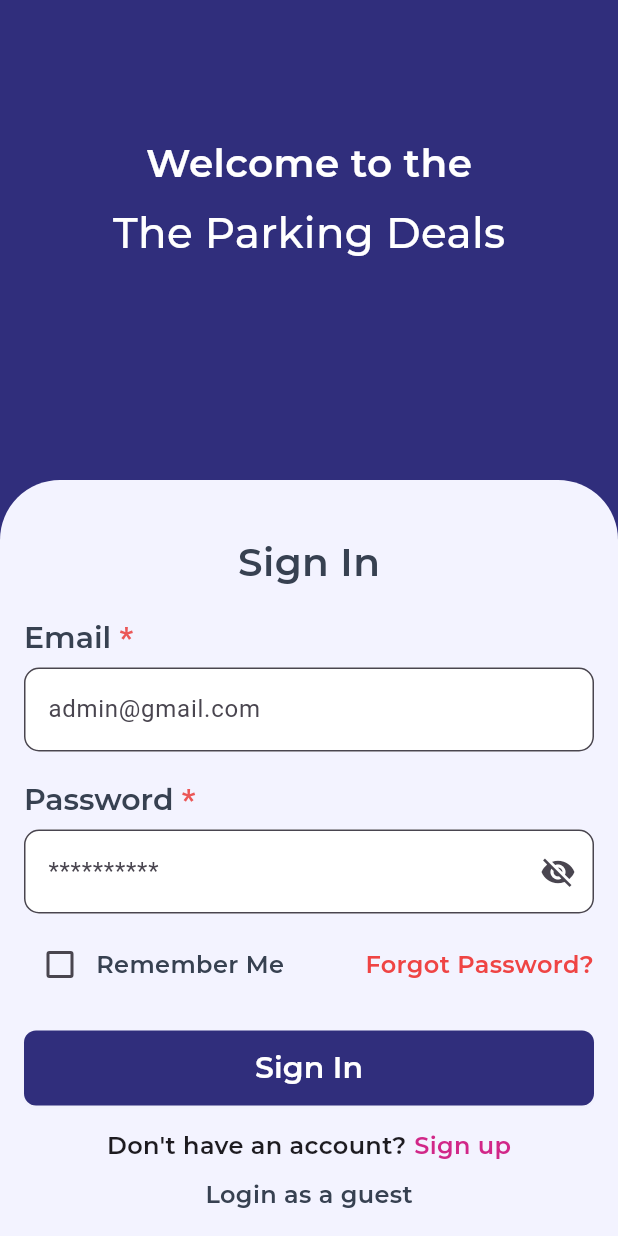
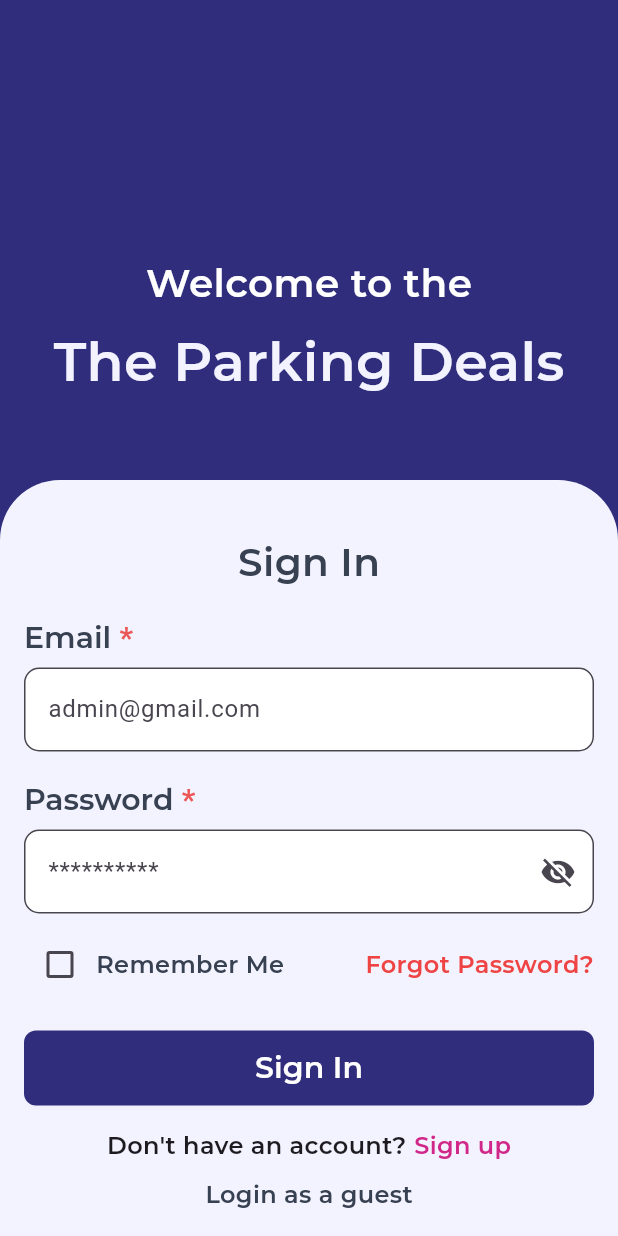
Before and after one commit to subekka20/theparkingdeals_app, a Flutter app: the screen it shows after launch, after a tap on "Get Started", on a phone screen of 412 x 824 dp. Run offline on Flutter 3.47's test engine with Material 3 defaults, Android fonts, the phone set to English and light mode, and no system bars; our stand-ins replace flutter_svg, google_fonts.

Commit message:
balance screens added

```diff
--- a/lib/modules/auth/signin/signin.dart
+++ b/lib/modules/auth/signin/signin.dart
@@ -25,7 +25,7 @@ class _SignInScreenState extends State<SignInScreen> {
               child: Column(
                 children: [
                   Container(
-                    padding: const EdgeInsets.only(top: 90),
+                    padding: const EdgeInsets.only(top: 170),
                     child: Center(
                       child: Column(
                         mainAxisSize: MainAxisSize.min,
@@ -39,15 +39,15 @@ class _SignInScreenState extends State<SignInScreen> {
                           Text(
                             "The Parking Deals",
                             style: textTheme.headlineLarge?.copyWith(
-                                color: textHeading,
-                                fontWeight: FontWeight.w500,
-                                fontSize: 28),
+                                color: surfaceDisabled, fontSize: 36),
                           ),
                         ],
                       ),
                     ),
                   ),
-                  const SizedBox(height: 30),
+                  // const SizedBox(height: 30),
+                const SizedBox(height: 100),
+
                 ],
               ),
             ),
@@ -74,7 +74,8 @@ class _SignInScreenState extends State<SignInScreen> {
                 RichText(
                   text: TextSpan(
                     text: 'Email ',
-                          style: textTheme.headlineSmall?.copyWith(color: surfaceDarker),
+                    style:
+                        textTheme.headlineSmall?.copyWith(color: surfaceDarker),
                     children: const [
                       TextSpan(
                         text: '*',
@@ -98,7 +99,8 @@ class _SignInScreenState extends State<SignInScreen> {
                 RichText(
                   text: TextSpan(
                     text: 'Password ',
-                          style: textTheme.headlineSmall?.copyWith(color: surfaceDarker),
+                    style:
+                        textTheme.headlineSmall?.copyWith(color: surfaceDarker),
                     children: const [
                       TextSpan(
                         text: '*',
--- a/lib/modules/auth/signup/signup.dart
+++ b/lib/modules/auth/signup/signup.dart
@@ -27,7 +27,7 @@ class _SignUpScreenState extends State<SignUpScreen> {
             child: Column(
               children: [
                 Container(
-                  padding: const EdgeInsets.only(top: 100),
+                  padding: const EdgeInsets.only(top: 170),
                   child: Center(
                     child: Column(
                       mainAxisSize: MainAxisSize.min,
@@ -45,11 +45,11 @@ class _SignUpScreenState extends State<SignUpScreen> {
                               fontWeight: FontWeight.w500,
                               fontSize: 28),
                         ),
+                const SizedBox(height: 100),
                       ],
                     ),
                   ),
                 ),
-                const SizedBox(height: 112),
                 Container(
                   padding: const EdgeInsets.all(16.0),
                   decoration: const BoxDecoration(
--- a/lib/modules/more_screen/widgets/list_title.dart
+++ b/lib/modules/more_screen/widgets/list_title.dart
@@ -5,7 +5,7 @@ import 'package:theparkingdeals/core/theme_data/text_theme.dart';
 
 class ListTiles extends StatefulWidget {
   final bool? divider;
-  final String ? iconPath;
+  final String? iconPath;
   final String name;
   final VoidCallback onTap;
 
@@ -41,7 +41,7 @@ class _ListTilesState extends State<ListTiles> {
             children: [
               Row(
                 children: [
-                   // Check if iconPath is provided, if null display an empty container
+                  // Check if iconPath is provided, if null display an empty container
                   if (widget.iconPath != null)
                     SvgPicture.asset(
                       widget.iconPath!,
@@ -49,7 +49,7 @@ class _ListTilesState extends State<ListTiles> {
                       height: 24,
                     )
                   else
-                  const SizedBox(width: 16),
+                    const SizedBox(width: 20),
                   // Text style for the label
                   Text(
                     widget.name,
--- a/lib/modules/splash_screen/splash_screen.dart
+++ b/lib/modules/splash_screen/splash_screen.dart
@@ -11,43 +11,41 @@ class SplashScreen extends StatelessWidget {
   Widget build(BuildContext context) {
     return Scaffold(
       backgroundColor: background,
-      body: Column(
+      body: Center(
+        child: Column(
           mainAxisAlignment: MainAxisAlignment.center,
           children: [
-          const Spacer(flex: 3),
-
             Text(
               'The Parking Deals',
-            style: textTheme.headlineLarge?.copyWith(color: surfaceSubtitle),
+              style: textTheme.headlineLarge?.copyWith(color: surfaceSubtitle,fontSize: 36),
             ),
-          const SizedBox(height: 20),
-
+            const SizedBox(height: 10),
             Image.asset(
               'assets/images/logo192.png',
-            height: 100,
-            width: 100,
+              height: 150,
+              width: 150,
             ),
-
-          const Spacer(flex: 2),
-
-          Padding(
-            padding: const EdgeInsets.symmetric(horizontal: 30.0),
+          ],
+        ),
+      ),
+      bottomNavigationBar: Padding(
+        padding: const EdgeInsets.only(
+          bottom: 40.0,
+          left: 20.0,
+          right: 20.0,
+        ),
         child: SizedBox(
           width: double.infinity,
           height: 60,
           child: CustomButton(
             label: "Get Started",
+            fontSize: 24,
             onPressed: () {
               Navigator.pushNamed(context, AppRoutes.signIn);
             },
-                backgroundColor:surfaceDefault,
-
+            backgroundColor: surfaceDefault,
           ),
         ),
-          ),
-
-          const Spacer(flex: 1),
-        ],
       ),
     );
   }
```
Also changed, not shown: lib/modules/booking_overview/presenters/reviews/review_screen.dart (added, +39 -0 lines), 32 other files. Lines whose indentation alone changed are shown as unchanged.
